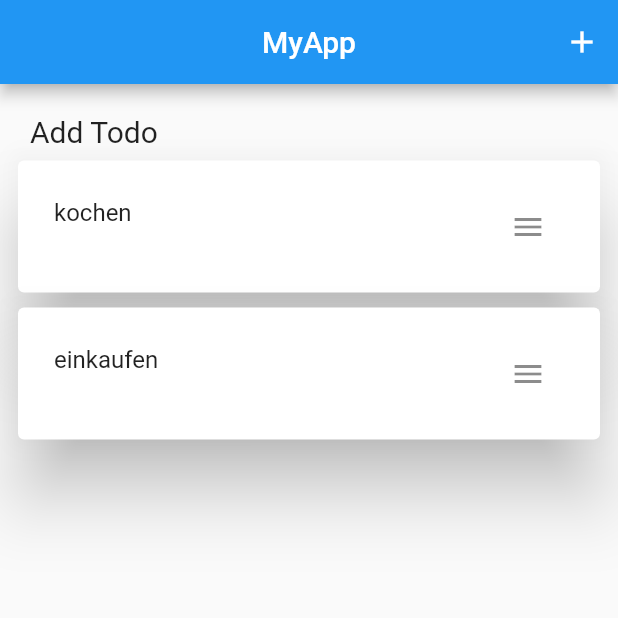
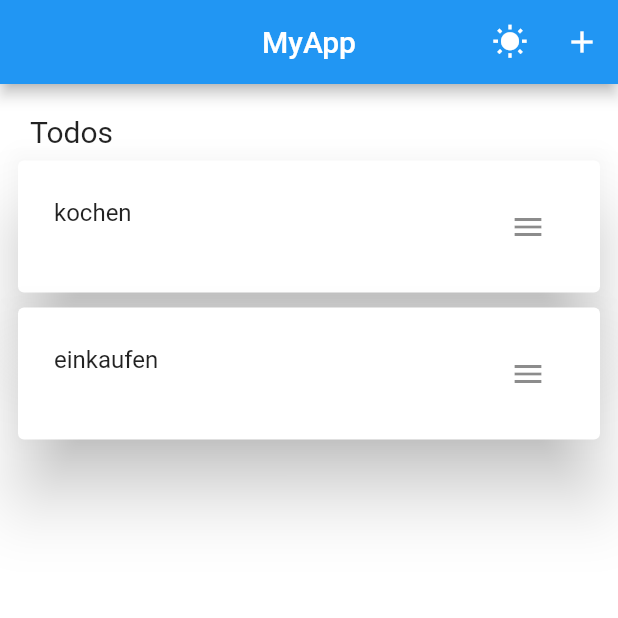
Before and after one commit to stefankessel/Flutter-Todo-App, a Flutter app: the screen it shows after launch, on a phone screen of 412 x 824 dp, the top half of it. Run offline on Flutter 3.47's test engine with Material 2 defaults, Android fonts, the phone set to English and light mode, and no system bars; our stand-ins replace bloc, equatable, flutter_bloc, shared_preferences; Roboto replaces fonts that are missing (Montserrat).

Commit message:
added theming shared prefs

```diff
--- a/lib/add_todo_screen.dart
+++ b/lib/add_todo_screen.dart
@@ -1,7 +1,7 @@
 import 'package:flutter/material.dart';
 import 'package:flutter_bloc/flutter_bloc.dart';
+import 'application/todo_bloc/todo_bloc.dart';
 import 'model/todo_model.dart';
-import 'todo_bloc/todo_bloc.dart';
 
 class MyAddTodoScreen extends StatelessWidget {
   MyAddTodoScreen({Key? key}) : super(key: key);
--- /dev/null
+++ b/lib/application/theme_provider/theme_preferences.dart
@@ -0,0 +1,15 @@
+import 'package:shared_preferences/shared_preferences.dart';
+
+class ThemePreferences {
+  static const THEME_PREFERENCE_KEY = "THEME_PREFERENCE_KEY";
+
+  Future<bool> getThemePreference() async {
+    SharedPreferences sharedPreferences = await SharedPreferences.getInstance();
+    return sharedPreferences.getBool(THEME_PREFERENCE_KEY) ?? false;
+  }
+
+  setThemePreference(bool value) async {
+    SharedPreferences sharedPreferences = await SharedPreferences.getInstance();
+    sharedPreferences.setBool(THEME_PREFERENCE_KEY, value);
+  }
+}
--- /dev/null
+++ b/lib/application/theme_provider/theme_provider.dart
@@ -0,0 +1,23 @@
+import 'package:flutter/material.dart';
+import 'theme_preferences.dart';
+
+class ThemeService extends ChangeNotifier {
+  bool _isDarkMode = false;
+  final ThemePreferences _themePreferences = ThemePreferences();
+  bool get isDarkMode => _isDarkMode;
+
+  ThemeService() {
+    getPreferences();
+  }
+
+  void toogleTheme() {
+    _isDarkMode = !_isDarkMode;
+    _themePreferences.setThemePreference(_isDarkMode);
+    notifyListeners();
+  }
+
+  void getPreferences() async {
+    _isDarkMode = await _themePreferences.getThemePreference();
+    notifyListeners();
+  }
+}
--- a/lib/todo_bloc/todo_bloc.dart
+++ b/lib/application/todo_bloc/todo_bloc.dart
@@ -31,7 +31,6 @@ class TodoBloc extends Bloc<TodoEvent, TodoState> {
     if (state is TodoLoadedState) {
       final state = this.state as TodoLoadedState;
 
-      //TodoLoadedState(todos: List.from(state.todos)..remove(event.todo)),
       List<Todo> todos =
           state.todos.where((todo) => todo.id != event.todo.id).toList();
 
--- a/lib/todo_bloc/todo_event.dart
+++ b/lib/application/todo_bloc/todo_event.dart
@@ -1,10 +1,10 @@
 part of 'todo_bloc.dart';
 
-abstract class TodoEvent extends Equatable {
+abstract class TodoEvent {
   const TodoEvent();
 
-  @override
-  List<Object> get props => [];
+  //@override
+  //List<Object> get props => [];
 }
 
 
@@ -13,8 +13,8 @@ class LoadTodoEvent extends TodoEvent{
 
   const LoadTodoEvent({this.todos = const <Todo>[]});
 
-    @override
-  List<Object> get props => [todos];
+    //@override
+  //List<Object> get props => [todos];
 }
 
 class AddTodoEvent extends TodoEvent{
@@ -22,8 +22,8 @@ class AddTodoEvent extends TodoEvent{
 
   const AddTodoEvent({ required this.todo});
 
-      @override
-  List<Object> get props => [todo];
+      //@override
+  //List<Object> get props => [todo];
 }
 
 class UpdateTodoEvent extends TodoEvent{
@@ -31,8 +31,8 @@ class UpdateTodoEvent extends TodoEvent{
 
   const UpdateTodoEvent({ required this.todo});
 
-      @override
-  List<Object> get props => [todo];
+     // @override
+  //List<Object> get props => [todo];
 }
 
 class DeleteTodoEvent extends TodoEvent{
@@ -40,6 +40,6 @@ class DeleteTodoEvent extends TodoEvent{
 
   const DeleteTodoEvent({ required this.todo});
 
-      @override
-  List<Object> get props => [todo];
+      //@override
+  //List<Object> get props => [todo];
 }
--- a/lib/home.dart
+++ b/lib/home.dart
@@ -1,9 +1,11 @@
 import 'package:flutter/material.dart';
 import 'package:flutter_bloc/flutter_bloc.dart';
+import 'package:provider/provider.dart';
+import 'package:test1/application/theme_provider/theme_provider.dart';
 
 import 'add_todo_screen.dart';
 import 'model/todo_model.dart';
-import 'todo_bloc/todo_bloc.dart';
+import 'application/todo_bloc/todo_bloc.dart';
 
 class MyHome extends StatelessWidget {
   const MyHome({Key? key}) : super(key: key);
@@ -12,11 +14,18 @@ class MyHome extends StatelessWidget {
 
   @override
   Widget build(BuildContext context) {
+    return Consumer<ThemeService>(
+        builder: (context, ThemeService themeServiceState, child) {
       return Scaffold(
         appBar: AppBar(
           title: const Text("MyApp"),
           centerTitle: true,
           actions: [
+            IconButton(
+                onPressed: (() {
+                  themeServiceState.toogleTheme();
+                }),
+                icon: themeServiceState.isDarkMode ? const Icon(Icons.nightlight) : const Icon(Icons.wb_sunny)),
             IconButton(
               onPressed: (() {
                 Navigator.of(context).push(
@@ -41,7 +50,7 @@ class MyHome extends StatelessWidget {
                     const Padding(
                       padding: EdgeInsets.all(8.0),
                       child: Text(
-                      "Add Todo",
+                        "Todos",
                         style: TextStyle(fontSize: 20),
                       ),
                     ),
@@ -61,6 +70,7 @@ class MyHome extends StatelessWidget {
           },
         ),
       );
+    });
   }
 
   Dismissible _todoCard(Todo todo, BuildContext context) {
--- a/lib/main.dart
+++ b/lib/main.dart
@@ -1,24 +1,27 @@
-import 'dart:io';
 import 'package:flutter/material.dart';
-import 'package:flutter/cupertino.dart';
+
 import 'package:flutter_bloc/flutter_bloc.dart';
+import 'package:provider/provider.dart';
+import 'package:test1/application/theme_provider/theme_provider.dart';
 import 'package:test1/model/todo_model.dart';
-import 'package:test1/theme/custom_theme.dart';
-import 'package:test1/todo_bloc/todo_bloc.dart';
+import 'application/todo_bloc/todo_bloc.dart';
 
 import 'home.dart';
+import 'theme/custom_theme.dart';
+//import 'theme.dart';
 
 void main() {
   runApp(MultiBlocProvider(
     providers: [
       BlocProvider(
           create: ((context) => TodoBloc()
-            ..add(LoadTodoEvent(todos: [
-              Todo(task: "kochen"),
-              Todo(task: "einkaufen")
-            ]))))
+            ..add(LoadTodoEvent(
+                todos: [Todo(task: "kochen"), Todo(task: "einkaufen")]))))
     ],
-    child: const MyApp(),
+    child: ChangeNotifierProvider(
+      create: (context) => ThemeService(),
+      child: const MyApp(),
+    ),
   ));
 }
 
@@ -27,11 +30,21 @@ class MyApp extends StatelessWidget {
 
   @override
   Widget build(BuildContext context) {
-    return MaterialApp(
-      debugShowCheckedModeBanner: false,
-      theme: ThemeData(primaryColor: Colors.blueGrey),
-      //theme: CustomTheme.darkTheme,
-      home: MyHome(),
-    );
+    return Consumer<ThemeService>(builder: (context,ThemeService themeService, child) {
+      return MaterialApp(
+        debugShowCheckedModeBanner: false,
+        title: 'Flutter Demo',
+        theme: AppTheme.lightTheme,
+        darkTheme: AppTheme.darkTheme,
+        themeMode: themeService.isDarkMode ? ThemeMode.dark : ThemeMode.light,
+        /*
+          routes: {
+            "/root": (context) => const Root(),
+            "/todo": (context) => const MyTodo(),
+          },
+          */
+        home: const MyHome(),
+      );
+    });
   }
 }
--- a/lib/theme/custom_theme.dart
+++ b/lib/theme/custom_theme.dart
@@ -1,29 +1,41 @@
 import 'package:flutter/material.dart';
 
+class AppTheme {
+  static const Color _appbarColorLight = Colors.blue;
+  static final Color _appbarColorDark = Colors.blueGrey.shade800;
+  static const Color _iconColor = Colors.white;
 
-class CustomTheme {
-  static ThemeData get lightTheme { //1
-    return ThemeData( //2
+  static ThemeData get lightTheme {
+    //1
+    return ThemeData(
+        //2
         primaryColor: Colors.purple,
         scaffoldBackgroundColor: Colors.white,
+        appBarTheme: const AppBarTheme(
+          color: _appbarColorLight,
+        ),
         fontFamily: 'Montserrat', //3
-      buttonTheme: ButtonThemeData( // 4
-        shape: RoundedRectangleBorder(borderRadius: BorderRadius.circular(18.0)),
+        buttonTheme: ButtonThemeData(
+          // 4
+          shape:
+              RoundedRectangleBorder(borderRadius: BorderRadius.circular(18.0)),
           buttonColor: Colors.purple[400],
-      )
-    );
+        ));
   }
 
   static ThemeData get darkTheme {
     return ThemeData(
         primaryColor: Colors.blueGrey,
-    scaffoldBackgroundColor: Colors.black,
+        scaffoldBackgroundColor: Colors.blueGrey[100],
+        appBarTheme: AppBarTheme(
+            color: _appbarColorDark,
+            iconTheme: const IconThemeData(color: _iconColor)),
         fontFamily: 'Montserrat',
-    textTheme: ThemeData.dark().textTheme,
+        //textTheme: ThemeData.dark().textTheme,
         buttonTheme: ButtonThemeData(
-      shape: RoundedRectangleBorder(borderRadius: BorderRadius.circular(18.0)),
+          shape:
+              RoundedRectangleBorder(borderRadius: BorderRadius.circular(18.0)),
           buttonColor: Colors.purple,
-    )
-  );
+        ));
   }
 }
--- a/pubspec.yaml
+++ b/pubspec.yaml
@@ -38,6 +38,8 @@ dependencies:
   bloc: ^8.0.3
   equatable: ^2.0.3
   flutter_bloc: ^8.0.1
+  shared_preferences: ^2.0.15
+  provider: ^6.0.3
 
 dev_dependencies:
   flutter_test:
```
Also changed, not shown: lib/application/todo_bloc/todo_state.dart (renamed from lib/todo_bloc/todo_state.dart), pubspec.lock, 10 other files. Lines whose indentation alone changed are shown as unchanged.
